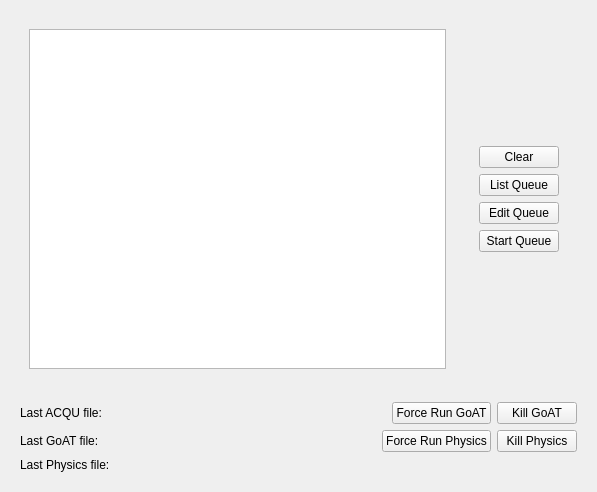
Before: the Qt Designer form tablog.ui in A2-Collaboration-dev/GoAT_GUI, drawn with Qt 5.
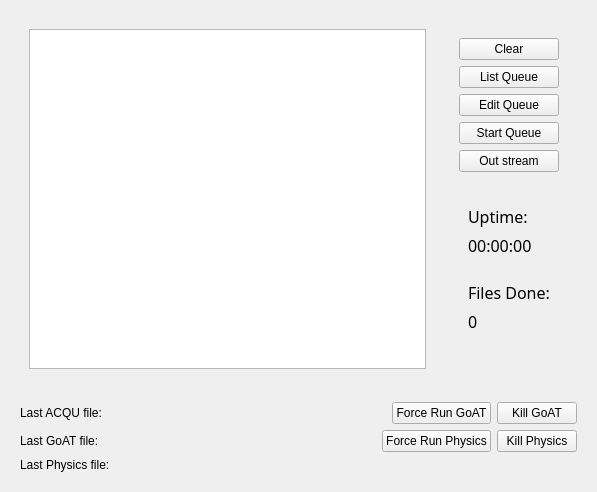
After: the same form once the commit is applied.

The edit to the form file:
```diff
--- a/tablog.ui
+++ b/tablog.ui
@@ -26,8 +26,8 @@
             <string>&lt;!DOCTYPE HTML PUBLIC &quot;-//W3C//DTD HTML 4.0//EN&quot; &quot;http://www.w3.org/TR/REC-html40/strict.dtd&quot;&gt;
 &lt;html&gt;&lt;head&gt;&lt;meta name=&quot;qrichtext&quot; content=&quot;1&quot; /&gt;&lt;style type=&quot;text/css&quot;&gt;
 p, li { white-space: pre-wrap; }
-&lt;/style&gt;&lt;/head&gt;&lt;body style=&quot; font-family:'Ubuntu'; font-size:11pt; font-weight:400; font-style:normal;&quot;&gt;
-&lt;p style=&quot;-qt-paragraph-type:empty; margin-top:0px; margin-bottom:0px; margin-left:0px; margin-right:0px; -qt-block-indent:0; text-indent:0px;&quot;&gt;&lt;br /&gt;&lt;/p&gt;&lt;/body&gt;&lt;/html&gt;</string>
+&lt;/style&gt;&lt;/head&gt;&lt;body style=&quot; font-family:'Sans'; font-size:10pt; font-weight:400; font-style:normal;&quot;&gt;
+&lt;p style=&quot; margin-top:0px; margin-bottom:0px; margin-left:0px; margin-right:0px; -qt-block-indent:0; text-indent:0px;&quot;&gt;&lt;span style=&quot; font-family:'Ubuntu'; font-size:11pt;&quot;&gt;&lt;br /&gt;&lt;/span&gt;&lt;/p&gt;&lt;/body&gt;&lt;/html&gt;</string>
            </property>
           </widget>
          </item>
@@ -36,6 +36,12 @@
       </item>
       <item>
        <widget class="QWidget" name="widget_4" native="true">
+        <property name="sizePolicy">
+         <sizepolicy hsizetype="Preferred" vsizetype="Minimum">
+          <horstretch>0</horstretch>
+          <verstretch>0</verstretch>
+         </sizepolicy>
+        </property>
         <layout class="QVBoxLayout" name="verticalLayout_4">
          <item>
           <widget class="QWidget" name="widget_5" native="true">
@@ -85,6 +91,98 @@
                <string>Start Queue</string>
               </property>
              </widget>
+            </item>
+            <item>
+             <widget class="QPushButton" name="buttonOutStream">
+              <property name="text">
+               <string>Out stream</string>
+              </property>
+             </widget>
+            </item>
+           </layout>
+          </widget>
+         </item>
+         <item>
+          <widget class="QWidget" name="widget_6" native="true">
+           <layout class="QVBoxLayout" name="verticalLayout_5">
+            <item>
+             <widget class="QWidget" name="widget_7" native="true">
+              <property name="sizePolicy">
+               <sizepolicy hsizetype="Preferred" vsizetype="Fixed">
+                <horstretch>0</horstretch>
+                <verstretch>0</verstretch>
+               </sizepolicy>
+              </property>
+              <layout class="QVBoxLayout" name="verticalLayout_6">
+               <item>
+                <widget class="QLabel" name="uptimeText">
+                 <property name="font">
+                  <font>
+                   <family>Abyssinica SIL</family>
+                   <pointsize>12</pointsize>
+                  </font>
+                 </property>
+                 <property name="text">
+                  <string>Uptime:</string>
+                 </property>
+                </widget>
+               </item>
+               <item>
+                <widget class="QLabel" name="uptimeTime">
+                 <property name="font">
+                  <font>
+                   <family>Abyssinica SIL</family>
+                   <pointsize>12</pointsize>
+                  </font>
+                 </property>
+                 <property name="text">
+                  <string>00:00:00</string>
+                 </property>
+                </widget>
+               </item>
+              </layout>
+             </widget>
+            </item>
+            <item>
+             <widget class="QWidget" name="widget_8" native="true">
+              <property name="sizePolicy">
+               <sizepolicy hsizetype="Preferred" vsizetype="Fixed">
+                <horstretch>0</horstretch>
+                <verstretch>0</verstretch>
+               </sizepolicy>
+              </property>
+              <layout class="QVBoxLayout" name="verticalLayout_7">
+               <item>
+                <widget class="QLabel" name="label_3">
+                 <property name="font">
+                  <font>
+                   <family>Abyssinica SIL</family>
+                   <pointsize>12</pointsize>
+                  </font>
+                 </property>
+                 <property name="text">
+                  <string>Files Done:</string>
+                 </property>
+                </widget>
+               </item>
+               <item>
+                <widget class="QLabel" name="FilesCounter">
+                 <property name="font">
+                  <font>
+                   <family>Abyssinica SIL</family>
+                   <pointsize>12</pointsize>
+                  </font>
+                 </property>
+                 <property name="text">
+                  <string>0</string>
+                 </property>
+                </widget>
+               </item>
+              </layout>
+             </widget>
+            </item>
+            <item>
+             <widget class="QWidget" name="widget_9" native="true"/>
             </item>
            </layout>
           </widget>
```
